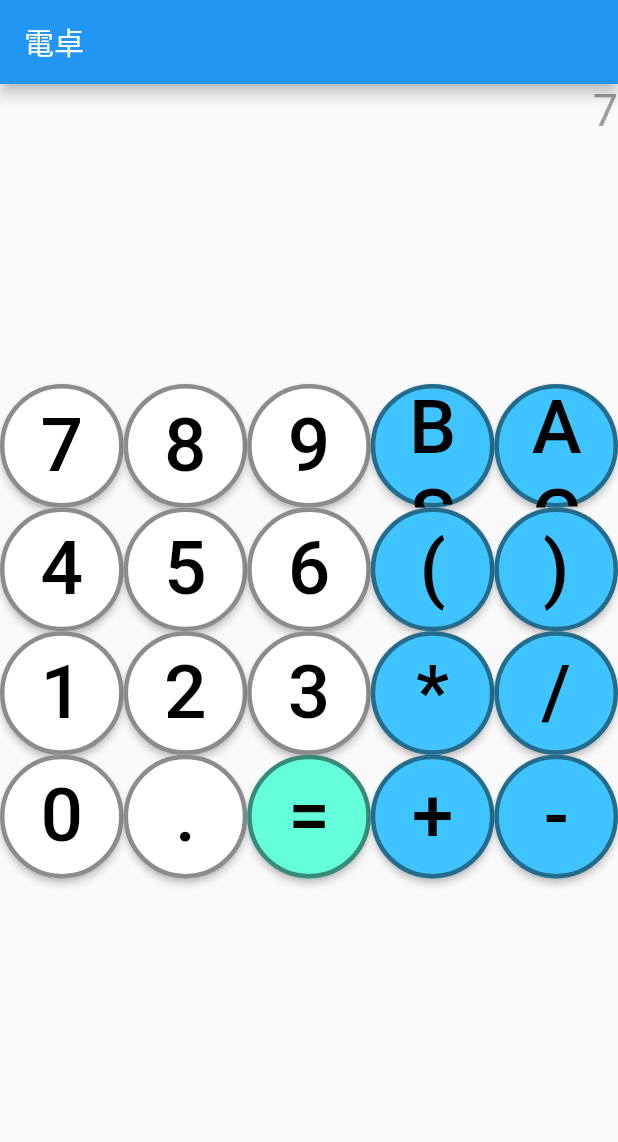
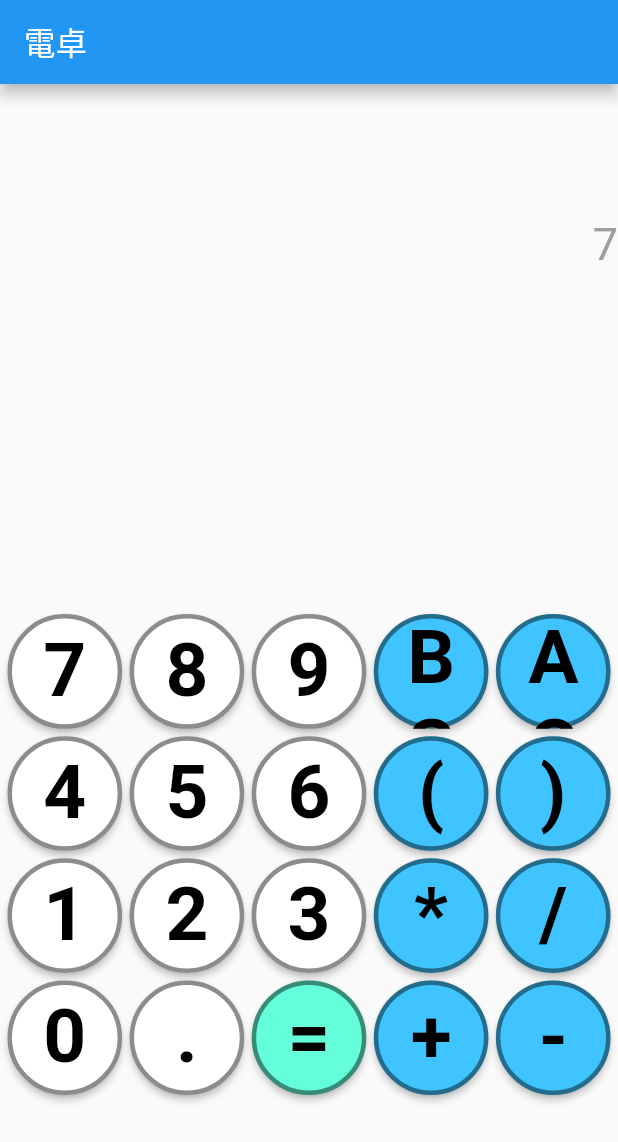
Before and after one commit to Yuba32/STA-Calc2022, a Flutter app: the screen it shows after launch, after a tap on an icon or button, on a phone screen of 412 x 824 dp. Shown: the top 1142 px of the screen. Run offline on Flutter 3.47's test engine with Material 2 defaults, Android fonts, the phone set to English and light mode, and no system bars; our stand-ins replace math_expressions; Roboto replaces fonts that are missing (NotoSansMonoCJKjp).

Commit message:
[update] デザインを改善,入力機能を改善

```diff
--- a/lib/calcluator.dart
+++ b/lib/calcluator.dart
@@ -31,8 +31,18 @@ class _CalculatorState extends State<Calculator> {
 
   void setVal(String val) {
     setState(() {
-      if (value == "0" && ((double.tryParse(val) != null) || val == "(")) {
-        //0の状態で数字キーもしくは(を押すと上書き
+      if (result != "") {
+        //計算後に記号キーが押された場合,現在の計算結果をvalueに代入
+        if (val == "+" || val == "-" || val == "*" || val == "/") {
+          value = result;
+          result = "";
+        } else {
+          //記号キー以外が押された場合はACする
+          allclear();
+        }
+      }
+      if (value == "0" && ((double.tryParse(val) != null) || val == "(" || val == "-")) {
+        //valueが0の状態で数字キーもしくは(を押すと上書き
         value = val;
       } else {
         //それ以外の場合は文字列として追加
@@ -88,6 +98,7 @@ class _CalculatorState extends State<Calculator> {
       style: ElevatedButton.styleFrom(
         primary: color,
         onPrimary: Colors.black,
+        alignment: Alignment.center,
         shape: const CircleBorder(
           side: BorderSide(
             color: Colors.black45,
@@ -99,7 +110,13 @@ class _CalculatorState extends State<Calculator> {
       child: Text(
         text,
         textAlign: TextAlign.center,
-        style: const TextStyle(color: Colors.black, fontSize: 50),
+        style: const TextStyle(
+          color: Colors.black,
+          fontSize: 50,
+          fontFamily: 'NotoSansMonoCJKjp',
+          fontWeight: FontWeight.bold,
+          textBaseline: TextBaseline.ideographic
+        ),
       ),
     );
   }
@@ -108,7 +125,6 @@ class _CalculatorState extends State<Calculator> {
     return Container(
       alignment: Alignment.topCenter,
       constraints: BoxConstraints(
-        minHeight: 200,
       ),
       child: Column(
         children: [
@@ -142,13 +158,16 @@ class _CalculatorState extends State<Calculator> {
   Widget _keyboardArea() {
     return Container(
       constraints: BoxConstraints(
-        maxWidth: 100 * 5,
-        maxHeight: 100 * 4,
+        maxWidth: 110 * 5,
+        maxHeight: 110 * 4+10,
       ),
-      alignment: Alignment.topCenter,
+      alignment: Alignment.bottomCenter,
       child: GridView.count(
         childAspectRatio: 1 / 1,
         crossAxisCount: 5,
+        padding: EdgeInsets.all(5),
+        mainAxisSpacing: 5,
+        crossAxisSpacing: 5,
         shrinkWrap: true,
         children: <Widget>[
           getButton("7", Colors.white),
@@ -185,9 +204,11 @@ class _CalculatorState extends State<Calculator> {
       ),
       body: Container(
         alignment: Alignment.center,
+        constraints: BoxConstraints(
+          maxHeight: deviceHeight,
+        ),
         child: Column(
-          mainAxisSize: MainAxisSize.max,
-
+          mainAxisSize: MainAxisSize.min,
           children: <Widget>[
             _displayArea(),
             _keyboardArea(),
--- a/lib/main.dart
+++ b/lib/main.dart
@@ -1,4 +1,5 @@
 import 'package:flutter/material.dart';
+import 'package:flutter_localizations/flutter_localizations.dart';
 import 'calcluator.dart';
 
 void main() {
@@ -15,7 +16,14 @@ class CalcApp extends StatelessWidget {
       debugShowCheckedModeBanner: false,
       theme: ThemeData(
         primarySwatch: Colors.blue,
+        fontFamily: 'NotoSansMonoCJKjp',
       ),
+      localizationsDelegates: const [
+        GlobalMaterialLocalizations.delegate,
+        GlobalWidgetsLocalizations.delegate,
+        GlobalCupertinoLocalizations.delegate
+      ],
+      supportedLocales: const [Locale("ja", "JP")],
       home: const Calculator(title: '電卓'),
     );
   }
```
Also changed, not shown: pubspec.yaml (+8 -0 lines), pubspec.lock, 8 other files.
